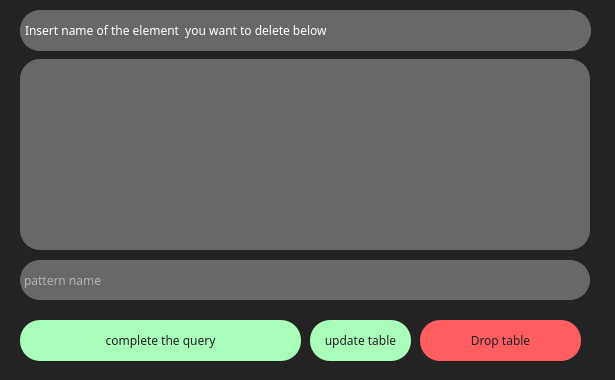
Before: the Qt Designer form Qt_handlers/ui_files/table_edit.ui in AntonGrigorievich/pattern_manager_pyqt, drawn with Qt 5.
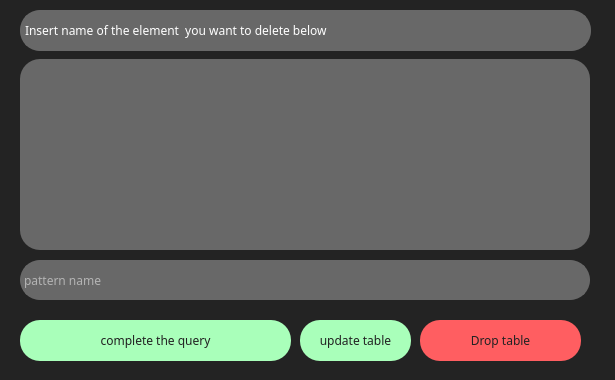
After: the same form once the commit is applied.

The edit to the form file:
```diff
--- a/Qt_handlers/ui_files/table_edit.ui
+++ b/Qt_handlers/ui_files/table_edit.ui
@@ -35,7 +35,7 @@
     <rect>
      <x>20</x>
      <y>320</y>
-     <width>281</width>
+     <width>271</width>
      <height>41</height>
     </rect>
    </property>
@@ -206,9 +206,9 @@
   <widget class="QPushButton" name="update_button">
    <property name="geometry">
     <rect>
-     <x>310</x>
+     <x>300</x>
      <y>320</y>
-     <width>101</width>
+     <width>111</width>
      <height>41</height>
     </rect>
    </property>
```
Left out of the diff: 3 changed lines with no effect on the pictures.
